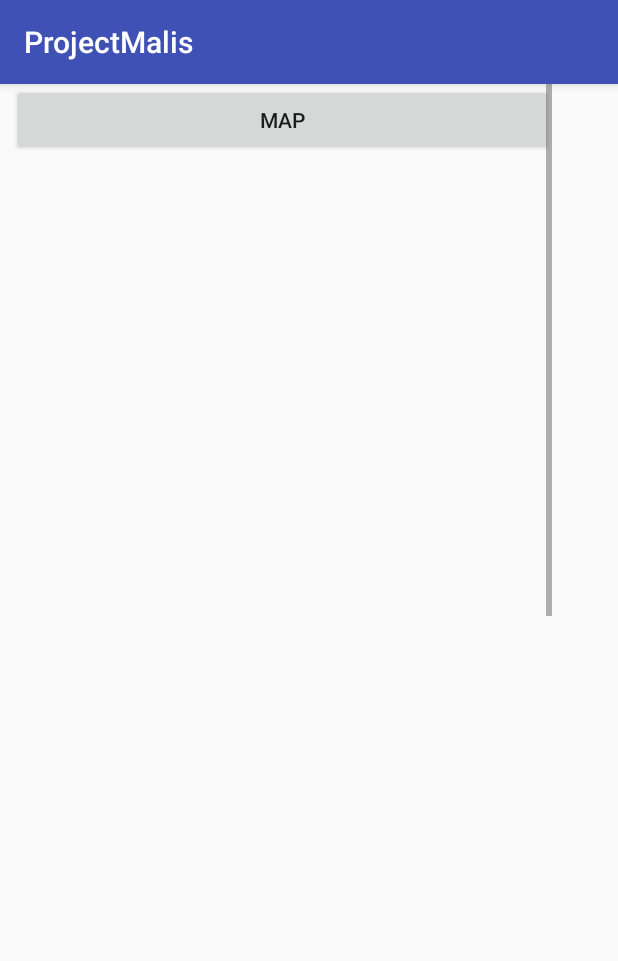
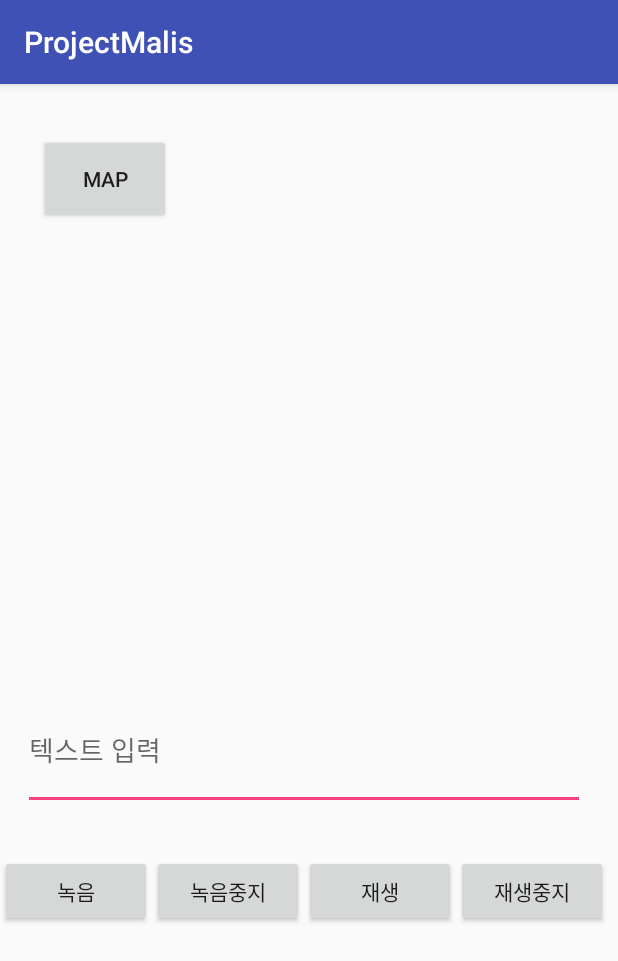
Before and after one commit to abcde5555/ProjectMaliys, an Android app: the DiaryPage_S screen opened directly, with no data from a screen before it, on a phone screen of 412 x 824 dp. Shown: the top 961 px of the screen. Run offline under Robolectric (Android 15) with nearby library versions, the phone set to English and light mode, and no system bars.

```diff
--- a/app/src/main/AndroidManifest.xml
+++ b/app/src/main/AndroidManifest.xml
@@ -3,15 +3,16 @@
           package="jm.projectmaliys">
 
     <uses-permission android:name="android.permission.INTERNET"/>
-    <!-- Required to show current location -->
     <uses-permission android:name="android.permission.ACCESS_COARSE_LOCATION"/>
     <uses-permission android:name="android.permission.ACCESS_FINE_LOCATION"/>
     <uses-permission android:name="android.permission.READ_EXTERNAL_STORAGE"/>
     <uses-permission android:name="android.permission.WRITE_EXTERNAL_STORAGE"/>
     <uses-permission android:name="android.permission.INTERNET"/>
-    <!-- Required to show current location -->
     <uses-permission android:name="android.permission.ACCESS_COARSE_LOCATION"/>
     <uses-permission android:name="android.permission.ACCESS_FINE_LOCATION"/>
+    <uses-permission android:name="android.permission.RECORD_AUDIO"/>
+    <uses-permission android:name="android.permission.WRITE_EXTERNAL_STORAGE"/>
+    <uses-permission android:name="android.permission.READ_EXTERNAL_STORAGE"/>
 
     <application
         android:allowBackup="true"
@@ -20,7 +21,6 @@
         android:roundIcon="@drawable/icon2"
         android:supportsRtl="true"
         android:theme="@style/AppTheme">
-
         <activity android:name=".MainActivity">
             <intent-filter>
                 <action android:name="android.intent.action.MAIN"/>
@@ -32,8 +32,7 @@
         </activity>
         <activity android:name=".DiaryPage_S">
         </activity>
-        <activity android:name=".LoadingPage_M"
-            android:theme="@style/Theme.AppCompat.Light.NoActionBar.FullScreen">
+        <activity android:name=".LoadingPage_M">
         </activity>
 
         <meta-data
@@ -44,4 +43,5 @@
         </activity>
     </application>
 
+
 </manifest>
--- a/app/src/main/java/jm/projectmaliys/DiaryPage_S.java
+++ b/app/src/main/java/jm/projectmaliys/DiaryPage_S.java
@@ -3,8 +3,11 @@ package jm.projectmaliys;
 import android.content.Context;
 import android.content.res.Resources;
 import android.content.res.TypedArray;
+import android.media.MediaPlayer;
+import android.media.MediaRecorder;
 import android.os.Bundle;
 import android.support.v7.app.AppCompatActivity;
+import android.util.Log;
 import android.view.LayoutInflater;
 import android.view.View;
 import android.widget.ImageView;
@@ -41,4 +44,17 @@ public class DiaryPage_S extends AppCompatActivity
         inflater.inflate(R.layout.activity_google_maps_api__s, container, true);
 
     }
+
+    final private static String RECORDED_FILE = "/sdcard/recorded.mp4";
+
+    MediaPlayer player;
+    MediaRecorder recorder;
+
+
+    public void onRecordBtnClicked(View v) {
+        View.OnClickListener() {
+
+        }
+    }
+
 }
--- a/app/src/main/java/jm/projectmaliys/GoogleMapsApi_S.java
+++ b/app/src/main/java/jm/projectmaliys/GoogleMapsApi_S.java
@@ -231,8 +231,6 @@ public class GoogleMapsApi_S extends Fragment
 
             googleMap.setMyLocationEnabled(true);
         }
-
-
     }
 
     private void buildGoogleApiClient() {
@@ -256,6 +254,7 @@ public class GoogleMapsApi_S extends Fragment
 
     @Override
     public void onConnected(@Nullable Bundle bundle) {
+
         if ( !checkLocationServicesStatus()) {
             AlertDialog.Builder builder = new AlertDialog.Builder(getActivity());
             builder.setTitle("위치 서비스 비활성화");
@@ -365,4 +364,5 @@ public class GoogleMapsApi_S extends Fragment
         });
 
     }
+
 }
--- a/app/src/main/res/layout/activity_diary_page__s.xml
+++ b/app/src/main/res/layout/activity_diary_page__s.xml
@@ -1,95 +1,118 @@
 <?xml version="1.0" encoding="utf-8"?>
 
-<android.support.constraint.ConstraintLayout
-    xmlns:android="http://schemas.android.com/apk/res/android"
+<android.support.constraint.ConstraintLayout xmlns:android="http://schemas.android.com/apk/res/android"
+                                             xmlns:app="http://schemas.android.com/apk/res-auto"
                                              xmlns:tools="http://schemas.android.com/tools"
                                              android:id="@+id/detail_content"
                                              android:layout_width="match_parent"
                                              android:layout_height="match_parent"
                                              android:fitsSystemWindows="true">
 
+
     <ScrollView
-        android:layout_width="368dp"
-        android:layout_height="495dp"
-        tools:layout_editor_absoluteY="8dp"
-        tools:layout_editor_absoluteX="8dp">
+        android:layout_width="405dp"
+        android:layout_height="643dp"
+        tools:layout_editor_absoluteX="8dp"
+        tools:layout_editor_absoluteY="8dp">
 
         <LinearLayout
             android:layout_width="match_parent"
-            android:layout_height="wrap_content"
+            android:layout_height="match_parent"
             android:orientation="vertical"
             android:weightSum="1">
 
             <Button
                 android:id="@+id/btnMap"
-                android:layout_width="match_parent"
-                android:layout_height="wrap_content"
-                android:layout_marginStart="8dp"
+                android:layout_width="wrap_content"
+                android:layout_height="60dp"
+                android:layout_marginLeft="26dp"
+                android:layout_marginStart="26dp"
+                android:layout_marginTop="33dp"
+                android:layout_weight="0.15"
                 android:onClick="onBtnMapClicked"
-                android:text="Map"/>
+                android:text="Map"
+                app:layout_constraintLeft_toLeftOf="parent"
+                app:layout_constraintTop_toTopOf="parent"
+                tools:layout_constraintLeft_creator="1"
+                tools:layout_constraintTop_creator="1"/>
 
             <LinearLayout
+
                 android:id="@+id/action_container"
                 android:layout_width="match_parent"
                 android:layout_height="250dp"
-                android:layout_marginTop="8dp"
+                android:layout_marginTop="21dp"
                 android:orientation="vertical"
-                android:visibility="visible">
+                android:visibility="visible"
+                app:layout_constraintHorizontal_bias="0.0"
+                app:layout_constraintLeft_toLeftOf="parent"
+                app:layout_constraintRight_toRightOf="parent"
+                app:layout_constraintTop_toBottomOf="@+id/btnMap"
+                tools:layout_conversion_absoluteHeight="286dp"
+                tools:layout_conversion_absoluteWidth="320dp"
+                tools:layout_conversion_absoluteX="0dp"
+                tools:layout_conversion_absoluteY="136dp">
 
             </LinearLayout>
-
-            <ImageView
-                android:id="@+id/image_main"
-                android:layout_width="match_parent"
-                android:layout_height="250dp"
-                android:layout_marginTop="8dp"/>
-
-            <RadioGroup
-                android:id="@+id/radioGroup"
-                android:layout_width="match_parent"
-                android:layout_height="wrap_content"
-                android:gravity="end"
-                android:orientation="horizontal">
-                <TextView
-                    android:layout_width="wrap_content"
-                    android:layout_height="wrap_content"
-                    android:labelFor="@id/radioGroup"
-                    android:text="@string/todays_wheather"
-                    android:textSize="16sp"
-                    android:textAlignment="center"/>
-                <RadioButton
-                    android:id="@+id/rb_sun"
-                    android:button="@drawable/radio_sun"
-                    android:layout_width="wrap_content"
-                    android:layout_height="wrap_content"/>
-                <RadioButton
-                    android:id="@+id/rb_cloud"
-                    android:button="@drawable/radio_cloud"
-                    android:layout_width="wrap_content"
-                    android:layout_height="wrap_content"/>
-                <RadioButton
-                    android:id="@+id/rb_rain"
-                    android:button="@drawable/radio_rain"
-                    android:layout_width="wrap_content"
-                    android:layout_height="wrap_content"/>
-                <RadioButton
-                    android:id="@+id/rb_snow"
-                    android:button="@drawable/radio_snow"
-                    android:layout_width="wrap_content"
-                    android:layout_height="wrap_content"/>
-            </RadioGroup>
 
             <EditText
                 android:id="@+id/editText"
                 android:layout_width="match_parent"
+                android:layout_height="80dp"
+                android:layout_marginEnd="15dp"
+                android:layout_marginLeft="15dp"
+                android:layout_marginRight="15dp"
+                android:layout_marginStart="15dp"
+                android:layout_marginTop="39dp"
+                android:ems="10"
+                android:hint="텍스트 입력"
+                android:inputType="textPersonName"
+                app:layout_constraintHorizontal_bias="0.494"
+                app:layout_constraintLeft_toLeftOf="parent"
+                app:layout_constraintRight_toRightOf="parent"
+                app:layout_constraintTop_toBottomOf="@+id/action_container"
+                tools:layout_conversion_absoluteHeight="107dp"
+                tools:layout_conversion_absoluteWidth="338dp"
+                tools:layout_conversion_absoluteX="0dp"
+                tools:layout_conversion_absoluteY="422dp"/>
+
+            <LinearLayout
+                android:layout_width="match_parent"
+                android:layout_height="match_parent"
+                android:layout_marginTop="30dp"
+                android:layout_weight="0.15"
+                android:orientation="horizontal">
+
+                <Button
+                    android:id="@+id/recordBtn"
+                    android:layout_width="match_parent"
                     android:layout_height="wrap_content"
-                android:layout_margin="8dp"
-                android:hint="오늘 하루는 어땠나요"
-                android:gravity="top"
-                android:inputType="text"
-                android:lines="10"
-                android:maxLines="15"
-                android:scrollHorizontally="false"/>
+                    android:layout_weight="1"
+                    android:onClick="onRecordBtnClicked"
+                    android:text="녹음"/>
+
+                <Button
+                    android:id="@+id/recordStopBtn"
+                    android:layout_width="match_parent"
+                    android:layout_height="wrap_content"
+                    android:layout_weight="1"
+                    android:text="녹음중지"/>
+
+                <Button
+                    android:id="@+id/playBtn"
+                    android:layout_width="match_parent"
+                    android:layout_height="wrap_content"
+                    android:layout_weight="1"
+                    android:text="재생"/>
+
+                <Button
+                    android:id="@+id/playStopBtn"
+                    android:layout_width="match_parent"
+                    android:layout_height="wrap_content"
+                    android:layout_weight="1"
+                    android:text="재생중지"/>
+            </LinearLayout>
+
         </LinearLayout>
     </ScrollView>
 
```
Also changed, not shown: 2 other files. Lines whose indentation alone changed are shown as unchanged.
